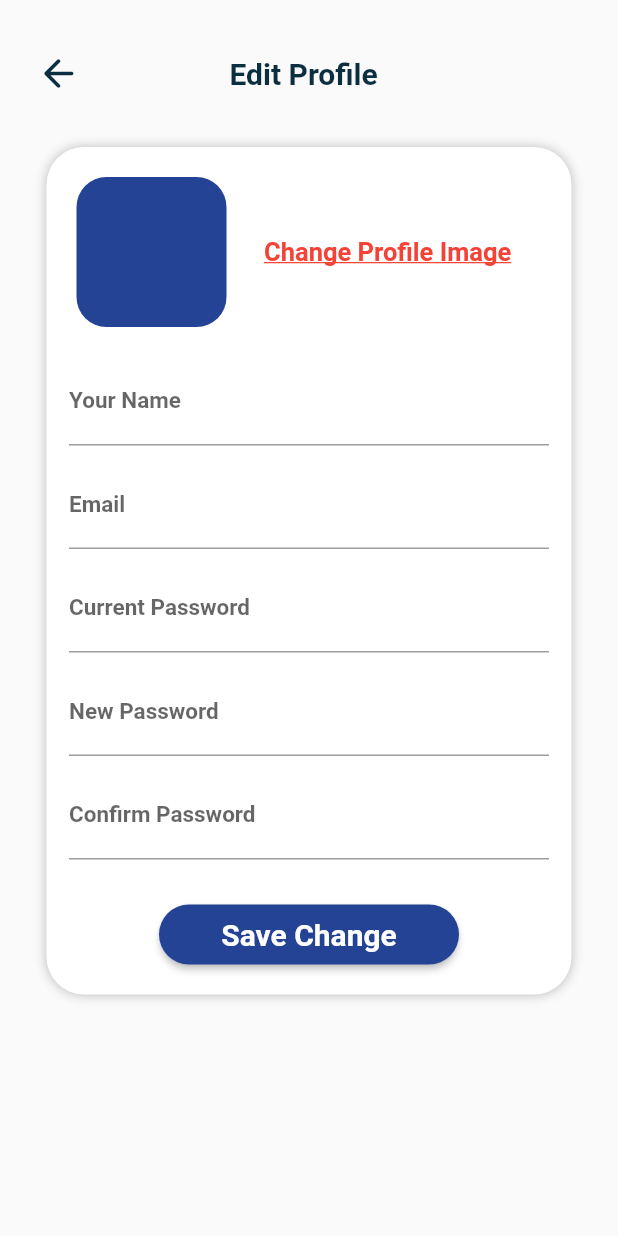
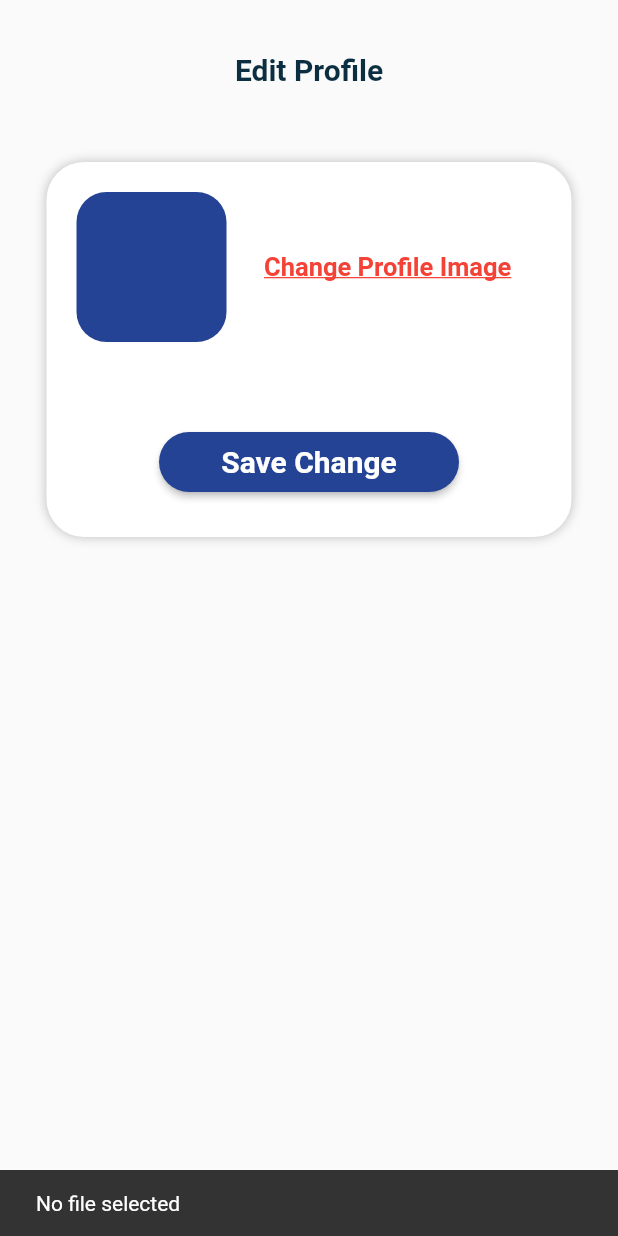
Before and after one commit to ahmadshakir21/Eagle_Food_Ordering_App, a Flutter app: the EditProfile screen opened by its route, after a tap on "Change Profile Image", on a phone screen of 412 x 824 dp. Run offline on Flutter 3.47's test engine with Material 2 defaults, Android fonts, the light colour scheme and no system bars; our stand-ins replace cloud_firestore, file_picker, firebase_auth, firebase_core, firebase_storage, font_awesome_flutter and 2 more; accounts and stored records are empty.

Commit message:
Firebase Storage

```diff
--- a/lib/screens/edit_profile.dart
+++ b/lib/screens/edit_profile.dart
@@ -1,47 +1,40 @@
+import 'package:file_picker/file_picker.dart';
 import 'package:flutter/material.dart';
 import 'package:flutter/rendering.dart';
 import 'package:flutter/src/foundation/key.dart';
 import 'package:flutter/src/widgets/framework.dart';
+import 'package:food_ordering_app/services/storage_services.dart';
 
 class EditProfile extends StatelessWidget {
   const EditProfile({Key? key}) : super(key: key);
 
   @override
   Widget build(BuildContext context) {
+    final Storage storage = Storage();
     return Scaffold(
         body: Padding(
       padding: const EdgeInsets.all(15),
+      child: SingleChildScrollView(
         child: Column(children: [
           const SizedBox(
-          height: 10,
+            height: 20,
           ),
-        Row(children: [
-          IconButton(
-              onPressed: () {
-                Navigator.pop(context);
-              },
-              icon: const Icon(
-                Icons.arrow_back_rounded,
-                size: 30,
-                color: Color(0xFF0B2E40),
-              )),
-          const SizedBox(
-            width: 90,
-          ),
-          const Text(
+          const Center(
+            child: Text(
               "Edit Profile",
               style: TextStyle(
                 fontSize: 20,
                 fontWeight: FontWeight.w700,
                 color: Color(0xFF0B2E40),
               ),
-          )
-        ]),
+            ),
+          ),
           const SizedBox(
-          height: 25,
+            height: 50,
           ),
-        Container(
-          height: 565,
+          Center(
+            child: Container(
+              height: 250,
               width: 350,
               decoration: BoxDecoration(boxShadow: [
                 BoxShadow(
@@ -53,8 +46,8 @@ class EditProfile extends StatelessWidget {
               child: Column(
                 children: [
                   Padding(
-                padding:
-                    const EdgeInsets.symmetric(vertical: 20, horizontal: 20),
+                    padding: const EdgeInsets.symmetric(
+                        vertical: 20, horizontal: 20),
                     child: Row(
                       children: [
                         Container(
@@ -68,7 +61,26 @@ class EditProfile extends StatelessWidget {
                           width: 25,
                         ),
                         GestureDetector(
-                      onTap: () {},
+                          onTap: () async {
+                            final result = await FilePicker.platform.pickFiles(
+                                allowMultiple: false,
+                                type: FileType.custom,
+                                allowedExtensions: ['png', 'jpg', 'svg']);
+
+                            if (result == null) {
+                              ScaffoldMessenger.of(context).showSnackBar(
+                                  const SnackBar(
+                                      content: Text("No file selected")));
+                              return null;
+                            }
+
+                            final path = result.files.single.path;
+                            final fileName = result.files.single.name;
+
+                            storage
+                                .uploadFile(filePath: path, fileName: fileName)
+                                .then((value) => print("Done"));
+                          },
                           child: const Text(
                             "Change Profile Image",
                             style: TextStyle(
@@ -82,73 +94,8 @@ class EditProfile extends StatelessWidget {
                       ],
                     ),
                   ),
-              Container(
-                width: 320,
-                child: const TextField(
-                  decoration: InputDecoration(
-                      label: Text(
-                    "Your Name",
-                    style: TextStyle(fontSize: 15, fontWeight: FontWeight.w600),
-                  )),
-                ),
-              ),
                   const SizedBox(
-                height: 10,
-              ),
-              Container(
-                width: 320,
-                child: const TextField(
-                  decoration: InputDecoration(
-                      label: Text(
-                    "Email",
-                    style: TextStyle(fontSize: 15, fontWeight: FontWeight.w600),
-                  )),
-                ),
-              ),
-              const SizedBox(
-                height: 10,
-              ),
-              Container(
-                width: 320,
-                child: const TextField(
-                  obscureText: true,
-                  decoration: InputDecoration(
-                      label: Text(
-                    "Current Password",
-                    style: TextStyle(fontSize: 15, fontWeight: FontWeight.w600),
-                  )),
-                ),
-              ),
-              const SizedBox(
-                height: 10,
-              ),
-              Container(
-                width: 320,
-                child: const TextField(
-                  obscureText: true,
-                  decoration: InputDecoration(
-                      label: Text(
-                    "New Password",
-                    style: TextStyle(fontSize: 15, fontWeight: FontWeight.w600),
-                  )),
-                ),
-              ),
-              const SizedBox(
-                height: 10,
-              ),
-              Container(
-                width: 320,
-                child: const TextField(
-                  obscureText: true,
-                  decoration: InputDecoration(
-                      label: Text(
-                    "Confirm Password",
-                    style: TextStyle(fontSize: 15, fontWeight: FontWeight.w600),
-                  )),
-                ),
-              ),
-              const SizedBox(
-                height: 30,
+                    height: 40,
                   ),
                   Container(
                       width: 200,
@@ -167,7 +114,9 @@ class EditProfile extends StatelessWidget {
                 ],
               ),
             ),
+          ),
         ]),
+      ),
     ));
   }
 }
--- /dev/null
+++ b/lib/services/storage_services.dart
@@ -0,0 +1,17 @@
+import 'dart:io';
+
+import 'package:firebase_storage/firebase_storage.dart';
+
+class Storage {
+  final FirebaseStorage storage = FirebaseStorage.instance;
+
+  Future uploadFile({String? filePath, String? fileName}) async {
+    File file = File(filePath!);
+
+    try {
+      await storage.ref(fileName).putFile(file);
+    } on FirebaseException catch (e) {
+      print(e);
+    }
+  }
+}
--- a/lib/src/app.dart
+++ b/lib/src/app.dart
@@ -31,7 +31,7 @@ class MyApp extends StatelessWidget {
       routes: {
         "/myOrder": (BuildContext context) => MyOrder(),
         "/myFavorite": (BuildContext context) => MyFavorite(),
-        "/writeReview": (BuildContext context) => const WriteReview(),
+        "/writeReview": (BuildContext context) => WriteReview(),
         "/aboutMe": (BuildContext context) => const AboutUs(),
         "/editProfile": (BuildContext context) => const EditProfile(),
         "/singleFoodDetails": (BuildContext context) =>
--- a/pubspec.yaml
+++ b/pubspec.yaml
@@ -37,10 +37,11 @@ dependencies:
   font_awesome_flutter: ^10.1.0
   smooth_page_indicator: ^1.0.0+2
   lottie: ^1.4.1
-  google_nav_bar: ^5.0.6
   firebase_core: ^1.21.0
   firebase_auth: ^3.6.4
   cloud_firestore: ^3.4.6
+  firebase_storage: ^10.3.7
+  file_picker: ^5.0.1
 
 dev_dependencies:
   flutter_test:
```
Also changed, not shown: lib/models/write_review_model.dart (added, +29 -0 lines), lib/screens/cart.dart (+3 -16 lines), lib/screens/expoer_menu.dart (+5 -19 lines), lib/screens/home_screen.dart (+2 -15 lines), lib/screens/offers_and_deals.dart (+3 -16 lines), lib/screens/write_review.dart (+36 -50 lines), lib/widgets/item_info.dart (+9 -28 lines), pubspec.lock, 1 other file. Lines whose indentation alone changed are shown as unchanged.
